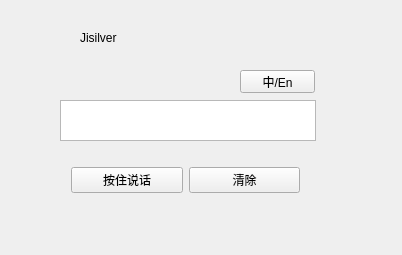
Old version of the form widget.ui in the repository Yongdream/Jisilver.
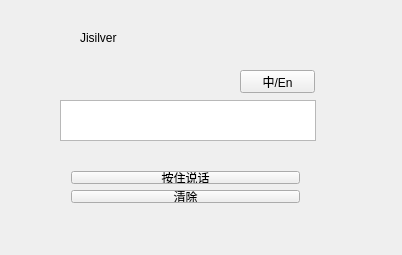
New version of the form.

Patch:
```diff
--- a/widget.ui
+++ b/widget.ui
@@ -40,23 +40,23 @@
    <property name="geometry">
     <rect>
      <x>60</x>
-     <y>150</y>
+     <y>160</y>
      <width>251</width>
-     <height>61</height>
+     <height>54</height>
     </rect>
    </property>
-   <layout class="QHBoxLayout" name="horizontalLayout">
-    <item>
-     <widget class="QPushButton" name="pushBut">
+   <layout class="QGridLayout" name="gridLayout">
+    <item row="2" column="1">
+     <widget class="QPushButton" name="clearBut">
       <property name="text">
-       <string>按住说话</string>
+       <string>清除</string>
       </property>
      </widget>
     </item>
-    <item>
-     <widget class="QPushButton" name="clearBut">
+    <item row="1" column="1">
+     <widget class="QPushButton" name="pushBut">
       <property name="text">
-       <string>清除</string>
+       <string>按住说话</string>
       </property>
      </widget>
     </item>
```
